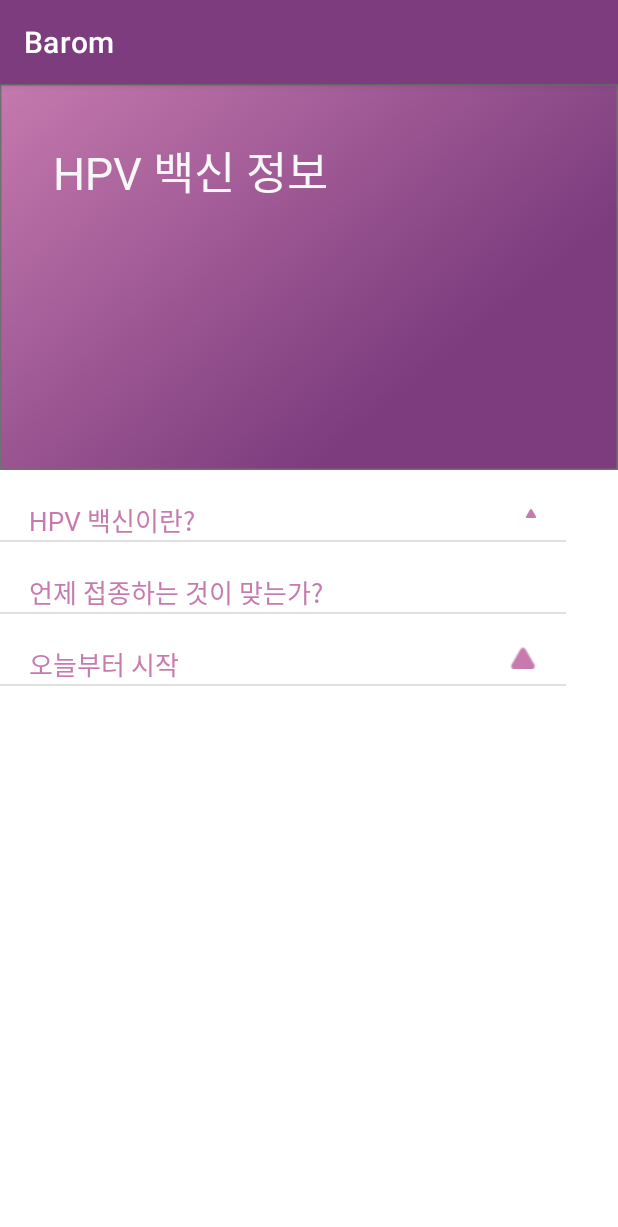
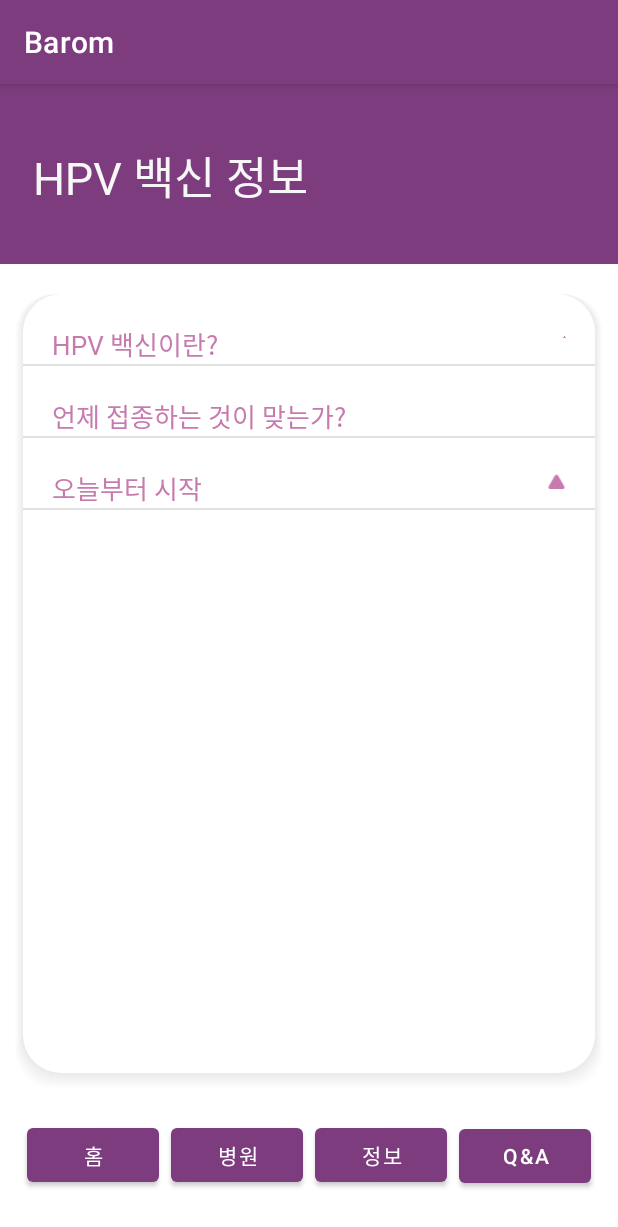
Before and after one commit to 2021Barom/2021_Barom, an Android app: the InfoActivity screen opened directly, with no data from a screen before it, on a phone screen of 412 x 824 dp. Shown: the top 1227 px of the screen. Run offline under Robolectric (Android 15) with nearby library versions, the phone set to English and light mode, and no system bars.

Commit message:
intent Button2&info layout

```diff
--- a/app/src/main/java/com/example/barom/InfoActivity.java
+++ b/app/src/main/java/com/example/barom/InfoActivity.java
@@ -2,8 +2,11 @@ package com.example.barom;
 
 import androidx.appcompat.app.AppCompatActivity;
 
+import android.content.Intent;
 import android.os.Bundle;
 import android.view.Display;
+import android.view.View;
+import android.widget.Button;
 import android.widget.ExpandableListView;
 
 import java.util.ArrayList;
@@ -13,6 +16,15 @@ public class InfoActivity extends AppCompatActivity {
 
     @Override
     public void onCreate(Bundle savedInstanceState) {
+
+        /*
+        Button info_homeBtn = (Button) findViewById(R.id.info_homeBtn);
+        Button info_hospitalBtn = (Button)findViewById(R.id.info_hospitalBtn);
+        Button info_imfoBtn = (Button)findViewById(R.id.info_imfoBtn);
+        Button info_questBtn = (Button)findViewById(R.id.info_questBtn);
+
+         */
+
         super.onCreate(savedInstanceState);
         setContentView(R.layout.activity_info);
         Display newDisplay = getWindowManager().getDefaultDisplay();
@@ -24,14 +36,47 @@ public class InfoActivity extends AppCompatActivity {
         temp.child.add("가다실®은 HPV*감염에 의한 자궁경부암, 외음부암, 질암(여성 해당), 항문암 및 생식기 사마귀 등을 예방할 수 있으며, 성별 관계 없이 남녀 모두 접종할 수 있는 HPV 백신입니다. \n가다실®은만 9-26세 남녀 모두 접종 가능한 국내 유일 4가 HPV 백신이며, 10년 이상 장기 임상 연구를 통해 지속적인 예방 효과를 입증하였습니다. ");
         DataList.add(temp);
         temp = new myGroup("언제 접종하는 것이 맞는가?");
-        temp.child.add("a");
+        temp.child.add("내가 어찌 아오");
         DataList.add(temp);
         temp = new myGroup("오늘부터 시작");
-        temp.child.add("1");
+        temp.child.add("뭐를?");
         DataList.add(temp);
 
         ExpandAdapter adapter = new ExpandAdapter(getApplicationContext(),R.layout.group_row,R.layout.child_row,DataList);
         listView.setIndicatorBounds(width-50, width); //이 코드를 지우면 화살표 위치가 바뀐다.
         listView.setAdapter(adapter);
+
+
+        /*
+        info_homeBtn.setOnClickListener(new View.OnClickListener() {
+            @Override
+            public void onClick(View view) {
+                Intent intent = new Intent(getApplicationContext(),MainActivity.class);
+                startActivityForResult(intent, 1001);
+            }
+        });
+        info_hospitalBtn.setOnClickListener(new View.OnClickListener() {
+            @Override
+            public void onClick(View view) {
+                Intent intent = new Intent(getApplicationContext(),MapsActivity.class);
+                startActivityForResult(intent, 1001);
+            }
+        });
+        info_imfoBtn.setOnClickListener(new View.OnClickListener() {
+            @Override
+            public void onClick(View view) {
+                Intent intent = new Intent(getApplicationContext(),InfoActivity.class);
+                startActivityForResult(intent, 1001);
+            }
+        });
+        info_questBtn.setOnClickListener(new View.OnClickListener() {
+            @Override
+            public void onClick(View view) {
+                Intent intent = new Intent(getApplicationContext(),QuestView.class);
+                startActivityForResult(intent, 1001);
+            }
+        });
+
+         */
     }
 }
--- a/app/src/main/java/com/example/barom/QuestView.kt
+++ b/app/src/main/java/com/example/barom/QuestView.kt
@@ -14,10 +14,38 @@ class QuestView: AppCompatActivity() {
     lateinit var listView: ListView
     lateinit var btn_add:Button
 
+    //변수 선언
+    lateinit var homeBtn4: Button
+    lateinit var hospitalBtn4:Button
+    lateinit var infoBtn4:Button
+    lateinit var questBtn4:Button
+
 
     override fun onCreate(savedInstanceState: Bundle?) {
         super.onCreate(savedInstanceState)
         setContentView(R.layout.quest_listview)
+
+        homeBtn4 = findViewById(R.id.homeBtn4)
+        hospitalBtn4 = findViewById(R.id.hospitalBtn4)
+        infoBtn4 = findViewById(R.id.imfoBtn4)
+        questBtn4 = findViewById(R.id.quest4)
+
+        homeBtn4.setOnClickListener {
+            val intent = Intent(this, MainActivity::class.java)
+            startActivity(intent)
+        }
+        hospitalBtn4.setOnClickListener {
+            val intent = Intent(this, MapsActivity::class.java)
+            startActivity(intent)
+        }
+        infoBtn4.setOnClickListener {
+            val intent = Intent(this, InfoActivity::class.java)
+            startActivity(intent)
+        }
+        questBtn4.setOnClickListener {
+            val intent = Intent(this, QuestView::class.java)
+            startActivity(intent)
+        }
 
 
         var questList= arrayListOf<QuestClass>(
--- a/app/src/main/res/layout/activity_info.xml
+++ b/app/src/main/res/layout/activity_info.xml
@@ -7,85 +7,63 @@
     android:orientation="vertical"
     tools:context=".InfoActivity">
 
-    <androidx.constraintlayout.widget.ConstraintLayout
-        android:layout_width="wrap_content"
-        android:layout_height="wrap_content">
-
-        <ImageView
-            android:layout_width="wrap_content"
-            android:layout_height="wrap_content"
-            android:layout_gravity="top"
-            android:src="@drawable/background"
-            app:layout_constraintStart_toStartOf="parent"
-            app:layout_constraintTop_toTopOf="parent" />
-
     <TextView
         android:id="@+id/textView1"
-            android:layout_width="wrap_content"
+        android:layout_width="match_parent"
         android:layout_height="wrap_content"
-            android:layout_marginStart="35dp"
-            android:layout_marginLeft="35dp"
-            android:layout_marginTop="35dp"
         android:textColor="@color/backgroundGray"
         android:fontFamily="@font/atitlegothic3"
-            android:text="HPV 백신 정보"
-            android:textSize="30dp"
-            app:layout_constraintStart_toStartOf="parent"
-            app:layout_constraintTop_toTopOf="parent"/>
-    </androidx.constraintlayout.widget.ConstraintLayout>
-
+        android:background="@color/purple_500"
+        android:text="\n   HPV 백신 정보\n"
+        android:textSize="30dp"/>
 
     <ExpandableListView
         android:id="@+id/mylist"
-        android:layout_width="377dp"
-        android:layout_height="550dp"
-        app:layout_constraintBottom_toBottomOf="parent"
-        app:layout_constraintEnd_toEndOf="parent"
-        app:layout_constraintHorizontal_bias="0.529"
-        app:layout_constraintStart_toStartOf="parent"
-        app:layout_constraintTop_toTopOf="parent"
-        app:layout_constraintVertical_bias="0.5"/>
+        android:background="@drawable/rectangle"
+        android:layout_marginTop="20dp"
+        android:layout_marginStart="10dp"
+        android:layout_marginEnd="10dp"
+        android:layout_width="match_parent"
+        android:layout_height="530dp"
+        />
+
+    <LinearLayout
+        android:layout_marginTop="20dp"
+        android:orientation="horizontal"
+        android:layout_width="match_parent"
+        android:layout_height="wrap_content">
 
         <Button
-        android:id="@+id/homeBtn"
+            android:id="@+id/info_homeBtn"
             android:layout_width="wrap_content"
             android:layout_height="wrap_content"
             android:layout_marginStart="18dp"
             android:layout_marginBottom="16dp"
-        android:text="홈"
-        app:layout_constraintBottom_toBottomOf="parent"
-        app:layout_constraintStart_toStartOf="parent" />
+            android:text="홈" />
 
         <Button
-        android:id="@+id/hospitalBtn"
+            android:id="@+id/info_hospitalBtn"
             android:layout_width="wrap_content"
             android:layout_height="wrap_content"
             android:layout_marginStart="8dp"
             android:layout_marginBottom="16dp"
-        android:text="병원"
-        app:layout_constraintBottom_toBottomOf="parent"
-        app:layout_constraintStart_toEndOf="@+id/homeBtn" />
+            android:text="병원" />
 
         <Button
-        android:id="@+id/imfoBtn"
+            android:id="@+id/info_imfoBtn"
             android:layout_width="wrap_content"
             android:layout_height="wrap_content"
             android:layout_marginStart="8dp"
             android:layout_marginBottom="16dp"
-        android:text="정보"
-        app:layout_constraintBottom_toBottomOf="parent"
-        app:layout_constraintStart_toEndOf="@+id/hospitalBtn" />
+            android:text="정보" />
 
         <Button
-        android:id="@+id/quest"
+            android:id="@+id/info_questBtn"
             android:layout_width="wrap_content"
             android:layout_height="wrap_content"
             android:layout_marginStart="8dp"
             android:layout_marginEnd="18dp"
             android:layout_marginBottom="16dp"
-        android:text="Q&amp;A"
-        app:layout_constraintBottom_toBottomOf="parent"
-        app:layout_constraintEnd_toEndOf="parent"
-        app:layout_constraintStart_toEndOf="@+id/imfoBtn" />
-
+            android:text="Q&amp;A" />
     </LinearLayout>
+</LinearLayout>
--- a/app/src/main/res/layout/child_row.xml
+++ b/app/src/main/res/layout/child_row.xml
@@ -14,6 +14,7 @@
         android:textSize="12dp"
         android:lineSpacingExtra="1.5dp"
         android:textColor="@color/textColor"
-        android:layout_marginLeft="20dp" />
+        android:layout_marginLeft="20dp"
+       />
 
 </LinearLayout>
--- a/app/src/main/res/layout/group_row.xml
+++ b/app/src/main/res/layout/group_row.xml
@@ -12,6 +12,7 @@
         android:layout_marginTop="20dp"
         android:fontFamily="@font/atitlegothic3"
         android:textColor="@color/purple_700"
+        android:lineSpacingExtra="1.5dp"
         android:text="HPV 백신이란?"
         android:textSize="17dp"
         />
@@ -20,10 +21,10 @@
         android:id="@+id/imgMore"
         android:layout_width="wrap_content"
         android:layout_height="wrap_content"
-        android:layout_marginLeft="20dp"
         android:layout_marginTop="20dp"
         android:layout_marginEnd="19dp"
-        android:layout_marginStart="220dp"
+        android:layout_marginRight="19dp"
+        android:layout_marginStart="230dp"
         android:src="@drawable/more_ck" />
 
 </LinearLayout>
--- a/app/src/main/res/layout/quest_listview.xml
+++ b/app/src/main/res/layout/quest_listview.xml
@@ -51,7 +51,7 @@
         app:layout_constraintTop_toTopOf="parent" />
 
     <Button
-        android:id="@+id/homeBtn"
+        android:id="@+id/homeBtn4"
         android:layout_width="wrap_content"
         android:layout_height="wrap_content"
         android:layout_marginStart="18dp"
@@ -61,27 +61,27 @@
         app:layout_constraintStart_toStartOf="parent" />
 
     <Button
-        android:id="@+id/hospitalBtn"
+        android:id="@+id/hospitalBtn4"
         android:layout_width="wrap_content"
         android:layout_height="wrap_content"
         android:layout_marginStart="8dp"
         android:layout_marginBottom="16dp"
         android:text="병원"
         app:layout_constraintBottom_toBottomOf="parent"
-        app:layout_constraintStart_toEndOf="@+id/homeBtn" />
+        app:layout_constraintStart_toEndOf="@+id/homeBtn4" />
 
     <Button
-        android:id="@+id/imfoBtn"
+        android:id="@+id/imfoBtn4"
         android:layout_width="wrap_content"
         android:layout_height="wrap_content"
         android:layout_marginStart="8dp"
         android:layout_marginBottom="16dp"
         android:text="정보"
         app:layout_constraintBottom_toBottomOf="parent"
-        app:layout_constraintStart_toEndOf="@+id/hospitalBtn" />
+        app:layout_constraintStart_toEndOf="@+id/hospitalBtn4" />
 
     <Button
-        android:id="@+id/quest"
+        android:id="@+id/quest4"
         android:layout_width="wrap_content"
         android:layout_height="wrap_content"
         android:layout_marginStart="8dp"
@@ -90,7 +90,7 @@
         android:text="Q&amp;A"
         app:layout_constraintBottom_toBottomOf="parent"
         app:layout_constraintEnd_toEndOf="parent"
-        app:layout_constraintStart_toEndOf="@+id/imfoBtn" />
+        app:layout_constraintStart_toEndOf="@+id/imfoBtn4" />
 
 
 </androidx.constraintlayout.widget.ConstraintLayout>
```
Lines whose indentation alone changed are shown as unchanged.
